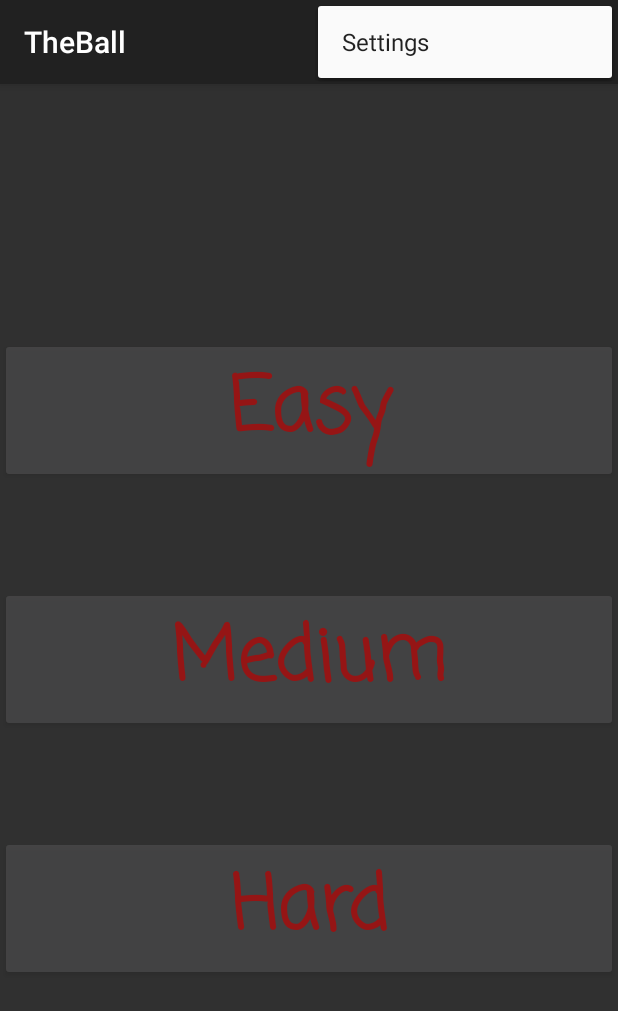
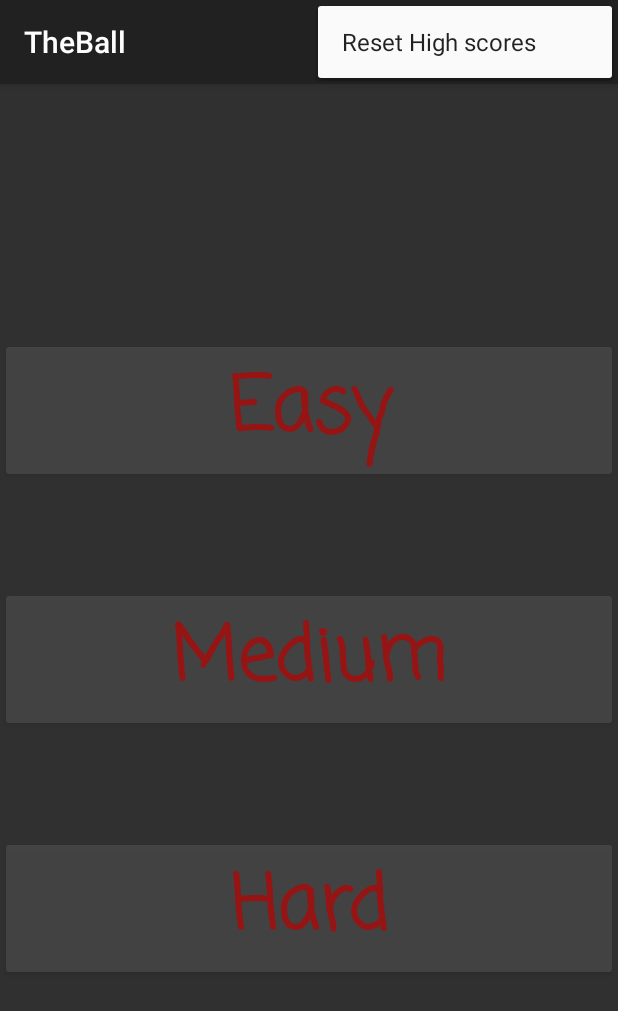
Before and after one commit to fstaine/TheBall, an Android app: the screen it shows after launch (GameActivity), with the options menu open, on a phone screen of 412 x 824 dp. Shown: the top 1011 px of the screen. Run offline under Robolectric (Android 15) with nearby library versions, the phone set to English and light mode, and no system bars.

Commit message:
New option to reset scores, remove preference link

```diff
--- a/app/src/main/res/menu/game_menu.xml
+++ b/app/src/main/res/menu/game_menu.xml
@@ -2,8 +2,15 @@
 <menu xmlns:android="http://schemas.android.com/apk/res/android"
     xmlns:app="http://schemas.android.com/apk/res-auto">
 
+    <!--
     <item
         android:id="@+id/action_settings"
         android:title="Settings"
         app:showAsAction="never" />
+    -->
+
+    <item
+        android:id="@+id/action_reset_scores"
+        android:title="Reset High scores"
+        app:showAsAction="never" />
 </menu>
```
Also changed, not shown: app/src/main/java/fr/fstaine/theball/GameActivity.java (+4 -6 lines), app/src/main/java/fr/fstaine/theball/pref/AppPreferences.java (+9 -1 lines).
